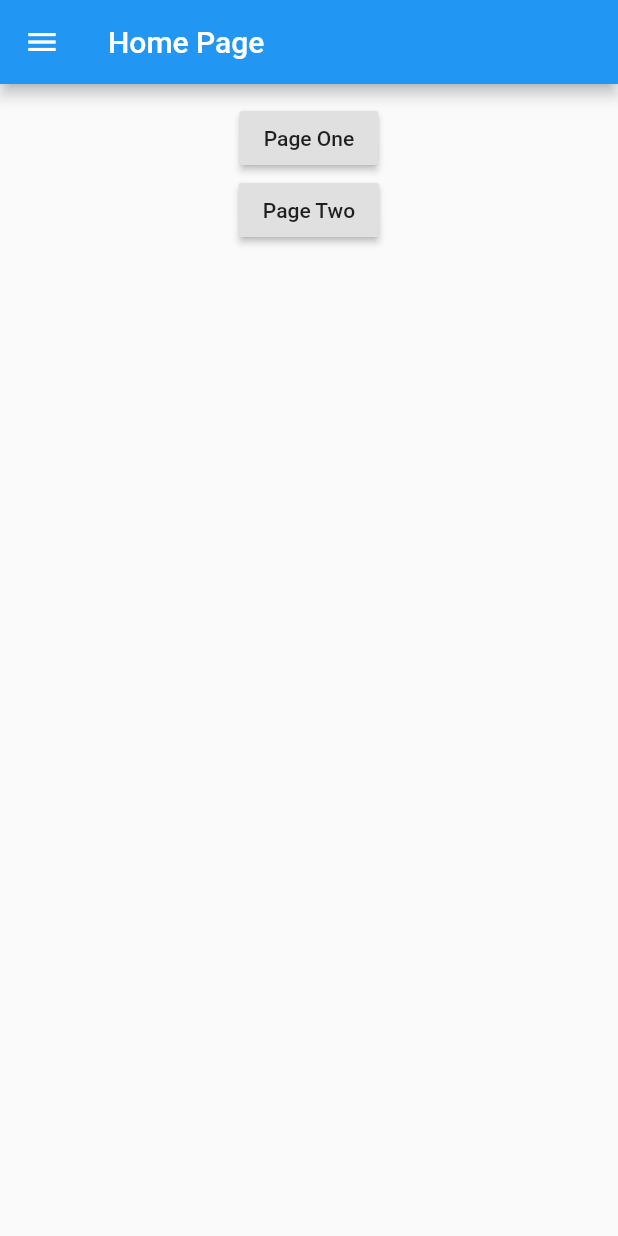
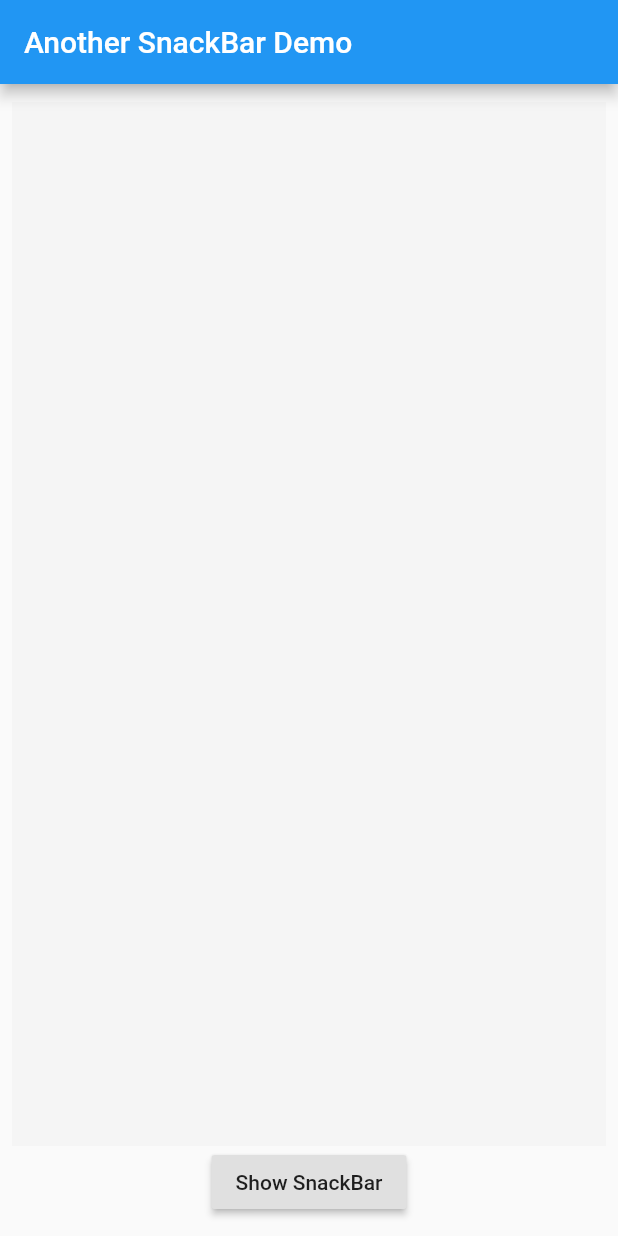
Before and after one commit to AdamZHANG123/intr_to_widgets, a Flutter app: the screen it shows after launch, on a phone screen of 412 x 824 dp. Run offline on Flutter 3.47's test engine with Material 2 defaults, Android fonts, the phone set to English and light mode, and no system bars.

Commit message:
Add another_snackbar module
Added another_snackbar module, for demo purpose.

Remember to put the Scaffod.of(context) method into a build method of a newly created StatelessWidget or StafulWidget.

```diff
--- /dev/null
+++ b/lib/another_snackbar.dart
@@ -0,0 +1,74 @@
+import 'package:flutter/material.dart';
+
+class MyApp extends StatelessWidget {
+  @override
+  Widget build(BuildContext context) {
+    return MaterialApp(
+      home: HomePage(),
+    );
+  }
+}
+
+class HomePage extends StatefulWidget {
+  @override
+  _HomePageState createState() => _HomePageState();
+}
+
+class _HomePageState extends State<HomePage> {
+  @override
+  Widget build(BuildContext context) {
+    return Scaffold(
+      appBar: AppBar(
+        title: Text('Another SnackBar Demo'),
+      ),
+      body: Container(
+        margin: EdgeInsets.symmetric(
+          horizontal: 8,
+          vertical: 12,
+        ),
+        child: Column(
+          children: <Widget>[
+            Flexible(
+              child: Container(
+                decoration: BoxDecoration(
+                  color: Colors.grey[100],
+                ),
+              ),
+            ),
+            MySnackBarButton(),
+          ],
+        ),
+      ),
+    );
+  }
+}
+
+class MySnackBarButton extends StatelessWidget {
+  @override
+  Widget build(BuildContext context) {
+    return RaisedButton(
+      child: Text('Show SnackBar'),
+      onPressed: () {
+        _showMySnackBar(context);
+      },
+    );
+  }
+
+  void _showMySnackBar(BuildContext context) {
+    Scaffold.of(context)
+      ..removeCurrentSnackBar()
+      ..showSnackBar(SnackBar(
+        content: Text('You clicked Button'),
+        duration: Duration(seconds: 2),
+        action: SnackBarAction(
+            label: 'dismiss',
+            onPressed: () {
+              _dismissMySnackBar(context);
+            }),
+      ));
+  }
+
+  void _dismissMySnackBar(BuildContext context) {
+    Scaffold.of(context).removeCurrentSnackBar();
+  }
+}
--- a/lib/main.dart
+++ b/lib/main.dart
@@ -14,6 +14,7 @@
 //import 'http_get.dart';
 //import 'animated_container.dart';
 //import 'animated_opacity.dart';
-import 'drawer_example.dart';
+//import 'drawer_example.dart';
+import 'another_snackbar.dart';
 import 'package:flutter/material.dart';
 void main() => runApp(MyApp());
```
